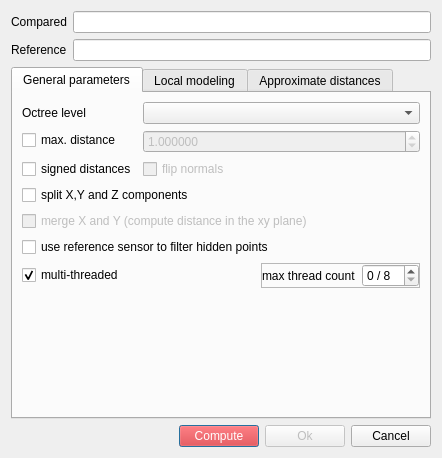
Above: qCC/ui_templates/comparisonDlg.ui from CloudCompare/CloudCompare before the change. Below: the same form after it.
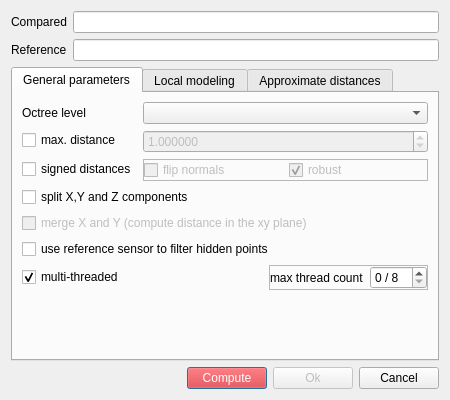
That is the form after the change. The open tabs and pages were chosen to show the change. Icons and pictures are not drawn.

Commit message: New 'robust' option when computing signed C2M distances (comparison dialog and ICP registration). New related command line options.

```diff
--- a/qCC/ui_templates/comparisonDlg.ui
+++ b/qCC/ui_templates/comparisonDlg.ui
@@ -6,8 +6,8 @@
    <rect>
     <x>0</x>
     <y>0</y>
-    <width>442</width>
-    <height>458</height>
+    <width>450</width>
+    <height>400</height>
    </rect>
   </property>
   <property name="windowTitle">
@@ -100,6 +100,57 @@
            </property>
           </widget>
          </item>
+         <item row="2" column="1">
+          <widget class="QFrame" name="signedDistFrame">
+           <property name="frameShape">
+            <enum>QFrame::StyledPanel</enum>
+           </property>
+           <property name="frameShadow">
+            <enum>QFrame::Raised</enum>
+           </property>
+           <layout class="QHBoxLayout" name="horizontalLayout_3">
+            <property name="leftMargin">
+             <number>0</number>
+            </property>
+            <property name="topMargin">
+             <number>0</number>
+            </property>
+            <property name="rightMargin">
+             <number>0</number>
+            </property>
+            <property name="bottomMargin">
+             <number>0</number>
+            </property>
+            <item>
+             <widget class="QCheckBox" name="flipNormalsCheckBox">
+              <property name="enabled">
+               <bool>false</bool>
+              </property>
+              <property name="text">
+               <string>flip normals</string>
+              </property>
+             </widget>
+            </item>
+            <item>
+             <widget class="QCheckBox" name="robustCheckBox">
+              <property name="enabled">
+               <bool>false</bool>
+              </property>
+              <property name="toolTip">
+               <string>Reduces occurences of edge cases where the sign can be inverted.
+Uncheck to reproduce the old behavior.</string>
+              </property>
+              <property name="text">
+               <string>robust</string>
+              </property>
+              <property name="checked">
+               <bool>true</bool>
+              </property>
+             </widget>
+            </item>
+           </layout>
+          </widget>
+         </item>
          <item row="2" column="0">
           <widget class="QCheckBox" name="signedDistCheckBox">
            <property name="toolTip">
@@ -113,16 +164,6 @@
            </property>
           </widget>
          </item>
-         <item row="2" column="1">
-          <widget class="QCheckBox" name="flipNormalsCheckBox">
-           <property name="enabled">
-            <bool>false</bool>
-           </property>
-           <property name="text">
-            <string>flip normals</string>
-           </property>
-          </widget>
-         </item>
         </layout>
        </item>
        <item>
```
Left out of the diff: 23 changed lines with no effect on the pictures. The commit also changes 10 other files.
